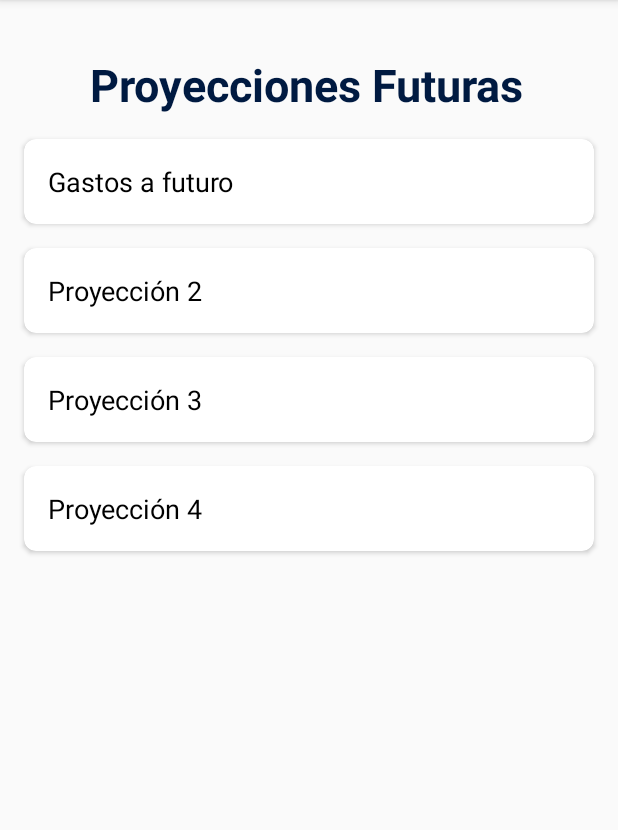
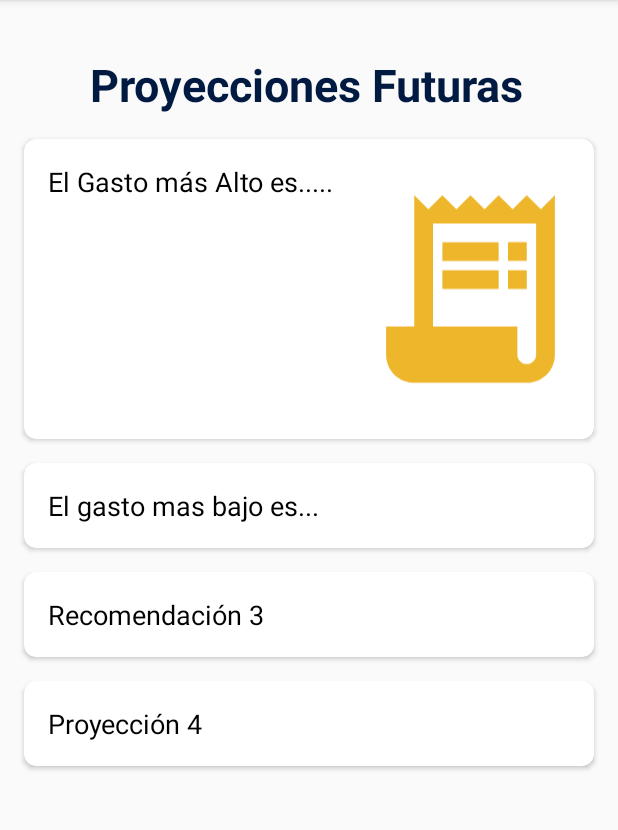
Before and after one commit to JmanCentral/Finazapp, an Android app built with Jetpack Compose: the fragment FragmentProyecciones shown on its own in the app's theme, on a phone screen of 412 x 824 dp, the part 84-914 px from its top. Run offline under Robolectric (Android 15) with nearby library versions, the phone set to English and light mode, and no system bars; our stand-ins replace Room's generated code.

Commit message:
Inicio de la ultima HU

```diff
--- a/app/src/main/java/com/practica/finazapp/DAOS/DAO.kt
+++ b/app/src/main/java/com/practica/finazapp/DAOS/DAO.kt
@@ -120,9 +120,6 @@ interface GastoDao {
     @Query("SELECT * FROM Gasto WHERE idUsuario = :idUsuario AND DATE(fecha) BETWEEN DATE(:fechaInf) AND DATE(:fechaSup)")
     fun getGastosPorFechas(idUsuario: Long, fechaInf: String, fechaSup: String): LiveData<List<Gasto>>
 
-    @Query("SELECT * FROM Gasto WHERE idUsuario = :usuarioId ORDER BY valor DESC LIMIT :limite")
-    fun getGastosMasAltos(usuarioId: Long, limite: Int): LiveData<List<Gasto>>
-
     @Query("SELECT * FROM gasto WHERE idUsuario = :usuarioId ORDER BY valor DESC")
     fun getGastosOrdenados(usuarioId: Long): LiveData<List<Gasto>>
 
@@ -132,8 +129,13 @@ interface GastoDao {
     @Query("SELECT * FROM gasto WHERE idUsuario = :usuarioId ORDER BY valor DESC")
     fun getGastosOrdenadosDesc(usuarioId: Long): LiveData<List<Gasto>>
 
+    @Query("SELECT * FROM Gasto WHERE idUsuario = :usuarioId ORDER BY valor DESC LIMIT 1")
+    fun getGastoMasAlto(usuarioId: Long): LiveData<Gasto>
 
+    @Query("SELECT * FROM Gasto WHERE idUsuario = :usuarioId ORDER BY valor ASC LIMIT 1")
+    fun getGastoMasBajo(usuarioId: Long): LiveData<Gasto>
 }
+
 
 @Dao
 interface AlertaDao {
--- a/app/src/main/res/layout/fragment_proyecciones.xml
+++ b/app/src/main/res/layout/fragment_proyecciones.xml
@@ -19,6 +19,8 @@
         app:layout_constraintStart_toStartOf="parent"
         app:layout_constraintTop_toTopOf="parent" />
 
+
+
     <androidx.cardview.widget.CardView
         android:id="@+id/cardView1"
         android:layout_width="0dp"
@@ -29,14 +31,27 @@
         app:layout_constraintStart_toStartOf="parent"
         app:layout_constraintEnd_toEndOf="parent">
 
-        <TextView
-            android:id="@+id/Proyeccion1"
-            android:layout_width="wrap_content"
+        <LinearLayout
+            android:layout_width="match_parent"
             android:layout_height="wrap_content"
-            android:padding="16dp"
-            android:text="Gastos a futuro"
-            android:textSize="18sp"
-            android:textColor="@android:color/black" />
+            android:orientation="horizontal">
+
+            <TextView
+                android:id="@+id/textViewGastoMasAlto"
+                android:layout_width="wrap_content"
+                android:layout_height="wrap_content"
+                android:padding="16dp"
+                android:text="El Gasto más Alto es....."
+                android:textSize="18sp"
+                android:textColor="@android:color/black" />
+
+            <ImageView
+                android:id="@+id/imageViewGasto"
+                android:layout_width="150dp"
+                android:layout_height="200dp"
+                android:src="@drawable/servicios"/>
+        </LinearLayout>
+
     </androidx.cardview.widget.CardView>
 
     <androidx.cardview.widget.CardView
@@ -50,11 +65,11 @@
         app:layout_constraintEnd_toEndOf="parent">
 
         <TextView
-            android:id="@+id/Proyeccion2"
+            android:id="@+id/textViewGastoMasBajo"
             android:layout_width="wrap_content"
             android:layout_height="wrap_content"
             android:padding="16dp"
-            android:text="Proyección 2"
+            android:text="El gasto mas bajo es..."
             android:textSize="18sp"
             android:textColor="@android:color/black" />
     </androidx.cardview.widget.CardView>
@@ -70,10 +85,11 @@
         app:layout_constraintEnd_toEndOf="parent">
 
         <TextView
+            android:id="@+id/text"
             android:layout_width="wrap_content"
             android:layout_height="wrap_content"
             android:padding="16dp"
-            android:text="Proyección 3"
+            android:text="Recomendación 3"
             android:textSize="18sp"
             android:textColor="@android:color/black" />
     </androidx.cardview.widget.CardView>
@@ -97,4 +113,8 @@
             android:textColor="@android:color/black" />
     </androidx.cardview.widget.CardView>
 
+
+
+
+
 </androidx.constraintlayout.widget.ConstraintLayout>
```
Also changed, not shown: app/src/main/java/com/practica/finazapp/Repositorios/GastoRepository.kt (+7 -0 lines), app/src/main/java/com/practica/finazapp/ViewModel/GastosViewModel.kt (+8 -0 lines), app/src/main/java/com/practica/finazapp/Vista/FragmentProyecciones.kt (+30 -2 lines), 1 other file.
